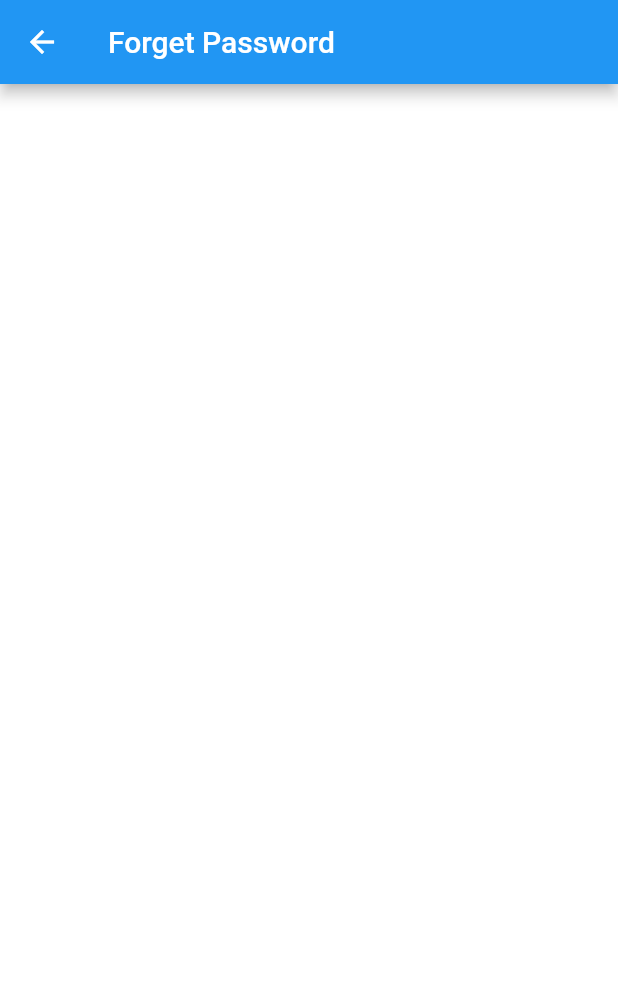
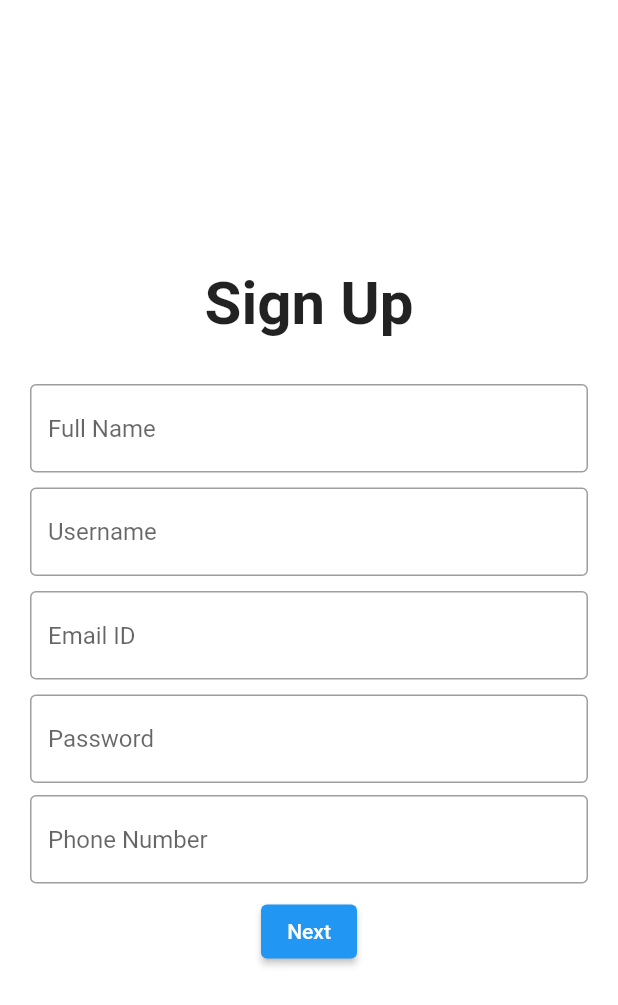
Before and after one commit to NipunGandhi/Bezubaan, a Flutter app: the SignUpScreen screen opened by its route, on a phone screen of 412 x 824 dp. Shown: the top 1005 px of the screen. Run offline on Flutter 3.47's test engine with Material 2 defaults, Android fonts, the phone set to English and light mode, and no system bars; our stand-ins replace lottie, swipeable_button_view.

Commit message:
Sign Up screen UI structure completed Minor changes

```diff
--- a/lib/Screens/homePageScreen.dart
+++ b/lib/Screens/homePageScreen.dart
@@ -1,5 +1,5 @@
 import 'package:flutter/material.dart';
-import '../Widgets/PostWidget.dart';
+import '../Widgets/postWidget.dart';
 
 class HomePageScreen extends StatelessWidget {
   const HomePageScreen({Key? key}) : super(key: key);
--- a/lib/Screens/signupScreen.dart
+++ b/lib/Screens/signupScreen.dart
@@ -7,8 +7,71 @@ class SignUpScreen extends StatelessWidget {
   @override
   Widget build(BuildContext context) {
     return Scaffold(
-      appBar: AppBar(
-        title: Text("Forget Password"),
+      resizeToAvoidBottomInset: false,
+      body: Column(
+        children: [
+          Expanded(
+            child: Padding(
+              padding: const EdgeInsets.symmetric(horizontal: 20),
+              child: Column(
+                mainAxisAlignment: MainAxisAlignment.center,
+                children: [
+                  const Text(
+                    "Sign Up",
+                    style: TextStyle(
+                      fontSize: 40,
+                      fontWeight: FontWeight.bold,
+                    ),
+                  ),
+                  const SizedBox(height: 30),
+                  const TextField(
+                    decoration: InputDecoration(
+                      border: OutlineInputBorder(),
+                      hintText: 'Full Name',
+                    ),
+                  ),
+                  const SizedBox(height: 10),
+                  const TextField(
+                    decoration: InputDecoration(
+                      border: OutlineInputBorder(),
+                      hintText: 'Username',
+                    ),
+                  ),
+                  const SizedBox(height: 10),
+                  const TextField(
+                    decoration: InputDecoration(
+                      border: OutlineInputBorder(),
+                      hintText: 'Email ID',
+                    ),
+                  ),
+                  const SizedBox(height: 10),
+                  const TextField(
+                    decoration: InputDecoration(
+                      border: OutlineInputBorder(),
+                      hintText: 'Password',
+                    ),
+                  ),
+                  const SizedBox(height: 8),
+                  const TextField(
+                    decoration: InputDecoration(
+                      border: OutlineInputBorder(),
+                      hintText: 'Phone Number',
+                    ),
+                  ),
+                  const SizedBox(height: 8),
+                  ElevatedButton(
+                    onPressed: () {
+                      ScaffoldMessenger.of(context).showSnackBar(
+                        const SnackBar(content: Text('Processing Data')),
+                      );
+                    },
+                    child: const Text("Next"),
+                  ),
+                ],
+              ),
+            ),
+          ),
+        ],
       ),
     );
   }
```
Also changed, not shown: lib/Screens/loginScreen.dart (+6 -27 lines), lib/Screens/photoChooser.dart (added, +10 -0 lines), lib/Widgets/bottomBarWidget.dart (added, +42 -0 lines), lib/Widgets/circleWidget.dart (renamed from lib/Widgets/CircleWidget.dart), lib/Widgets/postWidget.dart (renamed from lib/Widgets/PostWidget.dart).
